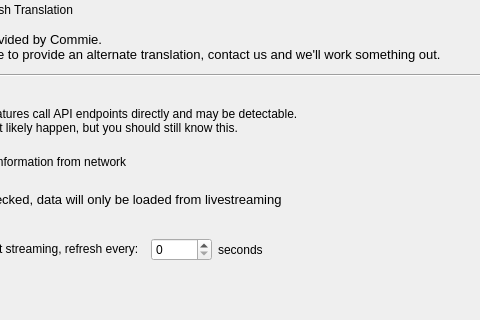
Before: the Qt Designer form KCSettingsDialog.ui in KanColleTool/kct-tool, drawn with Qt 5; both pictures show x 99 to 579 and y 144 to 464 of the 759 by 464 pixel window.
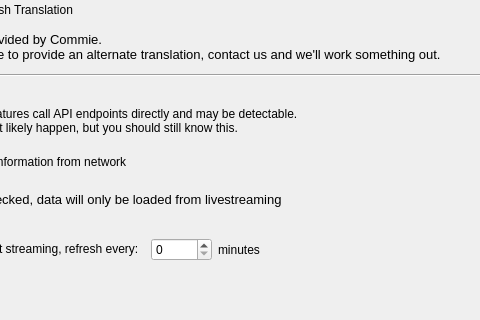
After: the same form once the commit is applied.

Commit message:
Seconds -> Minutes
Fixes #56

What changed in the file:
```diff
--- a/KCSettingsDialog.ui
+++ b/KCSettingsDialog.ui
@@ -215,7 +215,7 @@
       <item>
        <widget class="QLabel" name="label_3">
         <property name="text">
-         <string>seconds</string>
+         <string>minutes</string>
         </property>
        </widget>
       </item>
```
The commit also changes 1 other file.
